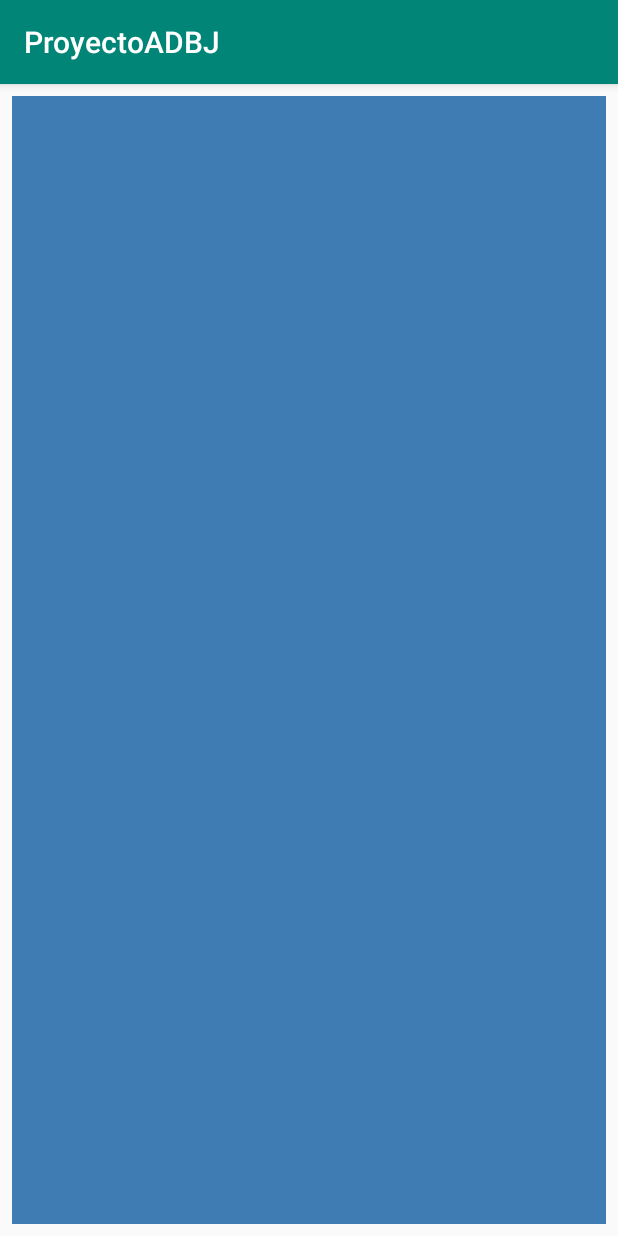
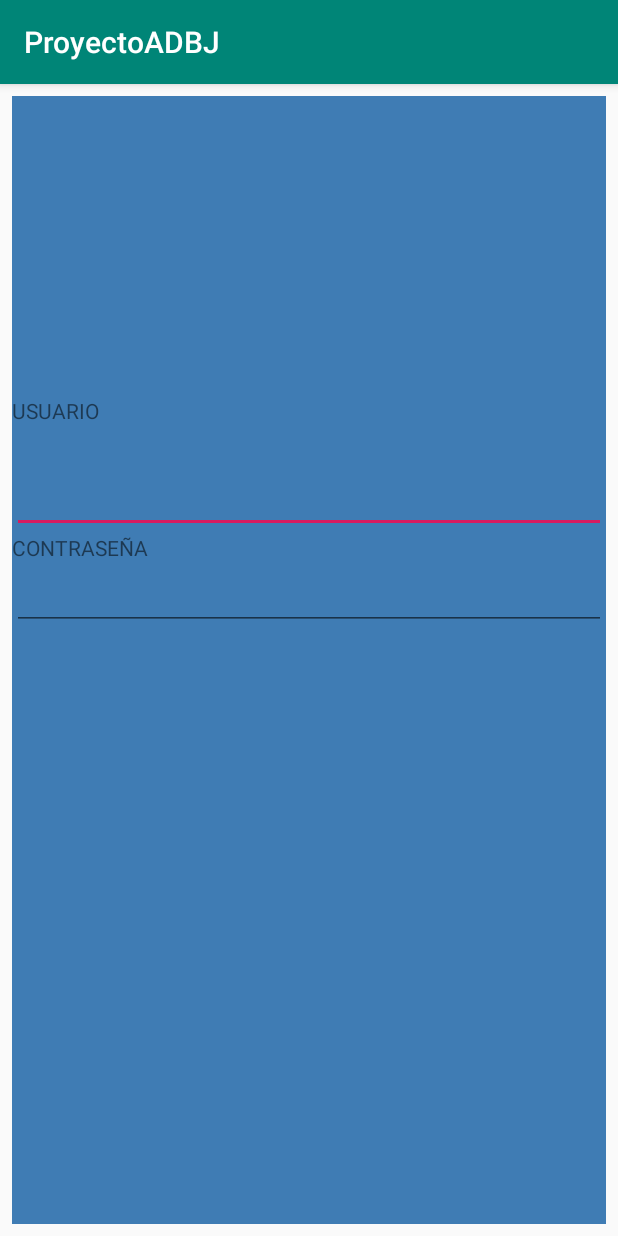
Before and after one commit to PowertrainFSAE47/ProyectoADBJ, an Android app: the screen it shows after launch (MainActivity), on a phone screen of 412 x 824 dp. Run offline under Robolectric (Android 15) with nearby library versions, the phone set to English and light mode, and no system bars.

```diff
--- a/Android/ProyectoADBJ/app/src/main/res/layout/activity_main.xml
+++ b/Android/ProyectoADBJ/app/src/main/res/layout/activity_main.xml
@@ -20,10 +20,41 @@
         app:layout_constraintStart_toStartOf="parent"
         app:layout_constraintTop_toTopOf="parent">
 
-        <ImageView
-            android:id="@+id/imageView2"
+        <LinearLayout
             android:layout_width="match_parent"
-            android:layout_height="157dp"
-            tools:srcCompat="@tools:sample/backgrounds/scenic[1]" />
+            android:layout_height="200dp"
+            android:orientation="vertical"></LinearLayout>
+
+        <LinearLayout
+            android:layout_width="match_parent"
+            android:layout_height="200dp"
+            android:orientation="vertical">
+
+            <TextView
+                android:id="@+id/textView"
+                android:layout_width="match_parent"
+                android:layout_height="wrap_content"
+                android:text="USUARIO" />
+
+            <EditText
+                android:id="@+id/editText"
+                android:layout_width="match_parent"
+                android:layout_height="72dp"
+                android:ems="10"
+                android:inputType="textPersonName" />
+
+            <TextView
+                android:id="@+id/textView2"
+                android:layout_width="match_parent"
+                android:layout_height="wrap_content"
+                android:text="CONTRASEÑA" />
+
+            <EditText
+                android:id="@+id/editText2"
+                android:layout_width="match_parent"
+                android:layout_height="wrap_content"
+                android:ems="10"
+                android:inputType="textPassword" />
+        </LinearLayout>
     </LinearLayout>
 </androidx.constraintlayout.widget.ConstraintLayout>
```
